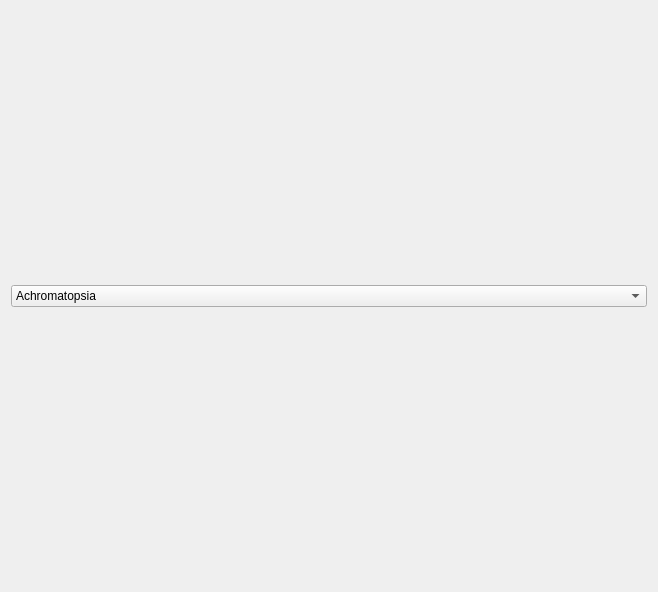
Old version of the form src/kcm/ColorCorrectionFilter.ui in the repository juanma1980/kwin-colorblindness-effect.
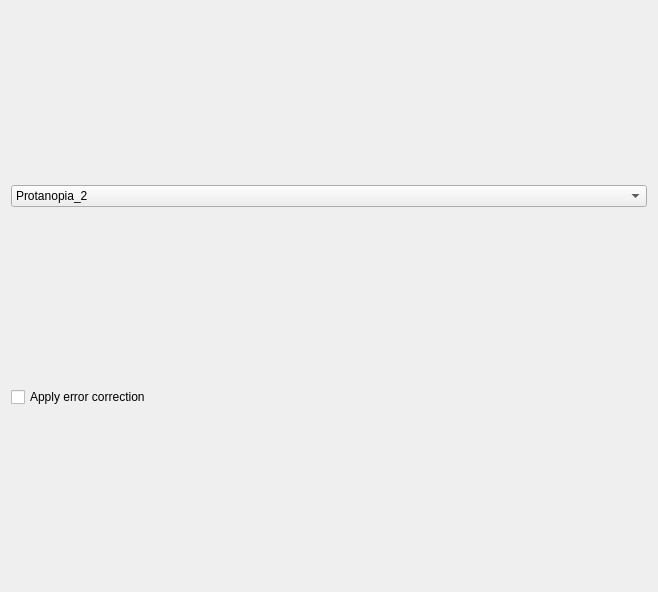
New version of the form.

The edit to the form file:
```diff
--- a/src/kcm/ColorCorrectionFilter.ui
+++ b/src/kcm/ColorCorrectionFilter.ui
@@ -38,7 +38,7 @@
      </item>
      <item>
       <property name="text">
-       <string>Achromatopsia</string>
+       <string>Protanopia_2</string>
       </property>
      </item>
      <item>
@@ -88,6 +88,13 @@
      </item>
     </widget>
    </item>
+   <item>
+    <widget class="QCheckBox" name="kcfg_applyColorCorrection">
+      <property name="text">
+       <string>Apply error correction</string>
+      </property>
+    </widget>
+   </item>
   </layout>
  </widget>
  <customwidgets>
```
Left out of the diff: 20 changed lines with no effect on the pictures.
